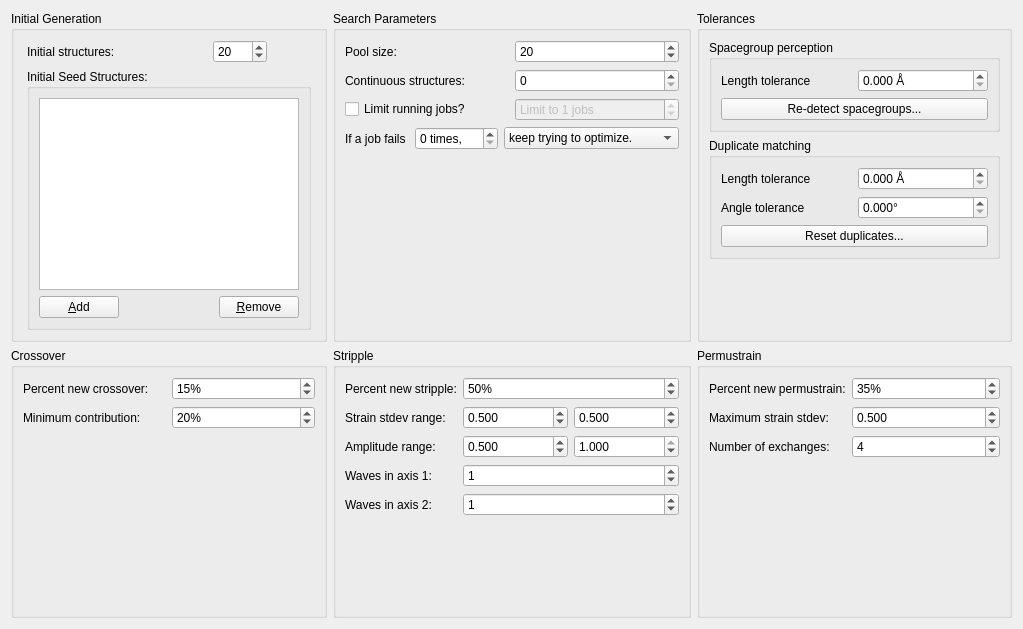
Before: the Qt Designer form src/xtalopt/ui/tab_opt.ui in xtalopt/XtalOpt, drawn with Qt 5.
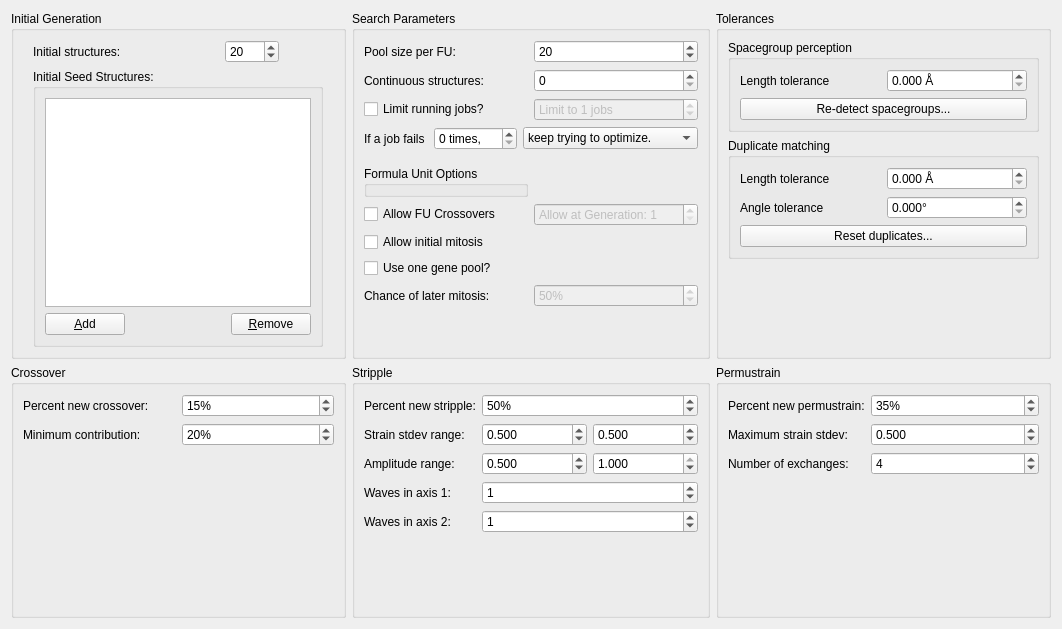
After: the same form once the commit is applied.

Commit message: Lots of formula unit functions added. Will be making more frequent commits in the future for sure...

```diff
--- a/src/xtalopt/ui/tab_opt.ui
+++ b/src/xtalopt/ui/tab_opt.ui
@@ -6,7 +6,7 @@
    <rect>
     <x>0</x>
     <y>0</y>
-    <width>1023</width>
+    <width>1062</width>
     <height>629</height>
    </rect>
   </property>
@@ -138,6 +138,39 @@
       <string>Search Parameters</string>
      </property>
      <layout class="QGridLayout" name="gridLayout_5">
+      <item row="9" column="1">
+       <widget class="QSpinBox" name="spin_FU_crossovers_generation">
+        <property name="enabled">
+         <bool>false</bool>
+        </property>
+        <property name="toolTip">
+         <string>&lt;html&gt;&lt;head/&gt;&lt;body&gt;&lt;p&gt;Choose which generation to allow crossovers between formula units to begin at. &lt;/p&gt;&lt;/body&gt;&lt;/html&gt;</string>
+        </property>
+        <property name="prefix">
+         <string>Allow at Generation: </string>
+        </property>
+        <property name="minimum">
+         <number>1</number>
+        </property>
+       </widget>
+      </item>
+      <item row="0" column="1">
+       <widget class="QSpinBox" name="spin_popSize">
+        <property name="toolTip">
+         <string>Number of structures to be considered for genetic operations.
+
+Structures are chosen for genetic operations based on a weighted probability list, such that the lowest enthalpy structures have the greatest probability of being chosen. The number specified here is used to determine how many of the lowest enthalpy structures will have a non-zero probability.
+
+Default: 20</string>
+        </property>
+        <property name="maximum">
+         <number>9999</number>
+        </property>
+        <property name="value">
+         <number>20</number>
+        </property>
+       </widget>
+      </item>
       <item row="0" column="0">
        <widget class="QLabel" name="label_26">
         <property name="toolTip">
@@ -148,30 +181,13 @@
 Default: 60</string>
         </property>
         <property name="text">
-         <string>Pool size:</string>
+         <string>Pool size per FU:</string>
         </property>
         <property name="buddy">
          <cstring>spin_popSize</cstring>
         </property>
        </widget>
       </item>
-      <item row="0" column="1">
-       <widget class="QSpinBox" name="spin_popSize">
-        <property name="toolTip">
-         <string>Number of structures to be considered for genetic operations.
-
-Structures are chosen for genetic operations based on a weighted probability list, such that the lowest enthalpy structures have the greatest probability of being chosen. The number specified here is used to determine how many of the lowest enthalpy structures will have a non-zero probability.
-
-Default: 20</string>
-        </property>
-        <property name="maximum">
-         <number>9999</number>
-        </property>
-        <property name="value">
-         <number>20</number>
-        </property>
-       </widget>
-      </item>
       <item row="1" column="0">
        <widget class="QLabel" name="label_genTotal">
         <property name="toolTip">
@@ -289,7 +305,17 @@
         </item>
        </layout>
       </item>
-      <item row="5" column="0">
+      <item row="11" column="0">
+       <widget class="QCheckBox" name="cb_using_mitosis">
+        <property name="toolTip">
+         <string>&lt;html&gt;&lt;head/&gt;&lt;body&gt;&lt;p&gt;Checking this allows mitosis to be performed to create first generation structures of each formula unit. A full description is as follows:&lt;/p&gt;&lt;p&gt;If multiple formula units are used and a larger formula unit is a multiple of the smaller (i. e. 4 is a multiple of 2, 6 is a multiple of 3, etc.), then the first three larger formula unit structures will be constructed by duplicating the smaller formula unit structures.&lt;/p&gt;&lt;p&gt;If there are less than 5 structures optimized of the formula unit structure to be duplicated, it will generate more of the smaller formula unit structure (i. e. if we wish to generate 4 FU structures, and there are only 2 optimized 2 FU structures, it will generate more 2 FU structures until there are at least 5 optimized 2 FU structures).&lt;/p&gt;&lt;p&gt;Note: this is NOT affected by the &amp;quot;Chance of mitosis&amp;quot; feature; that is for mitosis occurring after the initial generations while &amp;quot;Use one gene pool&amp;quot; is checked.&lt;/p&gt;&lt;p&gt;Note: does not work if &amp;quot;Use one gene pool?&amp;quot; is checked&lt;/p&gt;&lt;/body&gt;&lt;/html&gt;</string>
+        </property>
+        <property name="text">
+         <string>Allow initial mitosis</string>
+        </property>
+       </widget>
+      </item>
+      <item row="14" column="0">
        <spacer name="verticalSpacer">
         <property name="orientation">
          <enum>Qt::Vertical</enum>
@@ -302,6 +328,84 @@
         </property>
        </spacer>
       </item>
+      <item row="9" column="0">
+       <widget class="QCheckBox" name="cb_using_FU_crossovers">
+        <property name="toolTip">
+         <string>&lt;html&gt;&lt;head/&gt;&lt;body&gt;&lt;p&gt;Allows crossovers between different formula units. The resulting cell structure will be rounded to the nearest formula unit on the list (i. e. atoms will be removed/added randomly until it reaches the closest number of formula units on the list).&lt;/p&gt;&lt;/body&gt;&lt;/html&gt;</string>
+        </property>
+        <property name="text">
+         <string>Allow FU Crossovers</string>
+        </property>
+       </widget>
+      </item>
+      <item row="8" column="0">
+       <widget class="QGroupBox" name="groupBox_10">
+        <property name="minimumSize">
+         <size>
+          <width>0</width>
+          <height>28</height>
+         </size>
+        </property>
+        <property name="title">
+         <string>Formula Unit Options</string>
+        </property>
+       </widget>
+      </item>
+      <item row="5" column="0">
+       <spacer name="verticalSpacer_6">
+        <property name="orientation">
+         <enum>Qt::Vertical</enum>
+        </property>
+        <property name="sizeType">
+         <enum>QSizePolicy::Fixed</enum>
+        </property>
+        <property name="sizeHint" stdset="0">
+         <size>
+          <width>20</width>
+          <height>10</height>
+         </size>
+        </property>
+       </spacer>
+      </item>
+      <item row="12" column="0">
+       <widget class="QCheckBox" name="cb_using_one_pool">
+        <property name="toolTip">
+         <string>&lt;html&gt;&lt;head/&gt;&lt;body&gt;&lt;p&gt;This will cause the search to focus on the formula units that have produced the most stable xtals. The weighted probability list will be based upon the enthalpy / FU of structures of every different formula units on the list.&lt;/p&gt;&lt;p&gt;&lt;br/&gt;&lt;/p&gt;&lt;p&gt;If unchecked, all the evolutionary operations (except the formula unit crossover, which is completely random) will generate structures to create equal amounts of every type of formula unit.&lt;/p&gt;&lt;p&gt;&lt;br/&gt;&lt;/p&gt;&lt;p&gt;It may be preferable to check this later in the run rather than earlier because, due to the complexity of larger formula unit xtals, stable structures of the larger formula unit xtals may not have been discovered yet.&lt;/p&gt;&lt;/body&gt;&lt;/html&gt;</string>
+        </property>
+        <property name="text">
+         <string>Use one gene pool?</string>
+        </property>
+       </widget>
+      </item>
+      <item row="13" column="0">
+       <widget class="QLabel" name="label_11">
+        <property name="toolTip">
+         <string>&lt;html&gt;&lt;head/&gt;&lt;body&gt;&lt;p&gt;If &amp;quot;Use one gene pool?&amp;quot; is checked, then this is the chance of the xtal chosen from the probability list to undergo mitosis to become one of the possible formula units on the list (defined by the user in the Structure Limits tab).&lt;/p&gt;&lt;p&gt;&lt;br/&gt;&lt;/p&gt;&lt;p&gt;Mitosis will only be used to create formula units that are multiples of the formula units of the original structure.&lt;/p&gt;&lt;p&gt;&lt;br/&gt;&lt;/p&gt;&lt;p&gt;If there is more than one formula unit that can be made, there is an equal probability of generating each of the formula units.&lt;/p&gt;&lt;p&gt;Note: does not affect &amp;quot;Allow initial mitosis;&amp;quot; that is for the initial generation, whereas this is for later generations while using one gene pool.&lt;br/&gt;&lt;/p&gt;&lt;p&gt;Default value: 50%&lt;/p&gt;&lt;/body&gt;&lt;/html&gt;</string>
+        </property>
+        <property name="text">
+         <string>Chance of later mitosis:</string>
+        </property>
+       </widget>
+      </item>
+      <item row="13" column="1">
+       <widget class="QSpinBox" name="spin_chance_of_mitosis">
+        <property name="enabled">
+         <bool>false</bool>
+        </property>
+        <property name="toolTip">
+         <string>&lt;html&gt;&lt;head/&gt;&lt;body&gt;&lt;p&gt;If &amp;quot;Use one gene pool?&amp;quot; is checked, then this is the chance of the xtal chosen from the probability list to undergo mitosis to become one of the possible formula units on the list (defined by the user in the Structure Limits tab).&lt;/p&gt;&lt;p&gt;&lt;br/&gt;&lt;/p&gt;&lt;p&gt;Mitosis will only be used to create formula units that are multiples of the formula units of the original structure.&lt;/p&gt;&lt;p&gt;&lt;br/&gt;&lt;/p&gt;&lt;p&gt;If there is more than one formula unit that can be made, there is an equal probability of generating each of the formula units.&lt;/p&gt;&lt;p&gt;Note: does not affect &amp;quot;Allow initial mitosis;&amp;quot; that is for the initial generation, whereas this is for later generations while using one gene pool.&lt;/p&gt;&lt;p&gt;&lt;br/&gt;Default value: 50%&lt;/p&gt;&lt;/body&gt;&lt;/html&gt;</string>
+        </property>
+        <property name="suffix">
+         <string>%</string>
+        </property>
+        <property name="maximum">
+         <number>100</number>
+        </property>
+        <property name="value">
+         <number>50</number>
+        </property>
+       </widget>
+      </item>
      </layout>
     </widget>
    </item>
```
Left out of the diff: 32 changed lines with no effect on the pictures. The commit also changes 23 other files.
